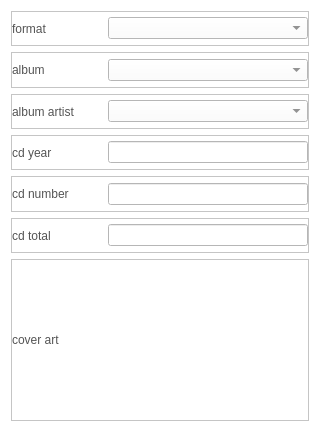
This is CaX/dialog/cdripinfo.ui in fsest4u/CaX_03 as Qt 5 draws it before an edit. The edited form follows.
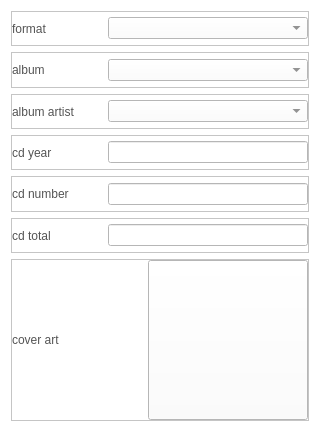
This is the edited form. Icons and pictures are not drawn.

Commit message: [music db] add to function search cover art

What changed in the file:
```diff
--- a/CaX/dialog/cdripinfo.ui
+++ b/CaX/dialog/cdripinfo.ui
@@ -367,7 +367,7 @@
        </widget>
       </item>
       <item>
-       <widget class="QLabel" name="labelCoverArt">
+       <widget class="QPushButton" name="btnCoverArt">
         <property name="minimumSize">
          <size>
           <width>160</width>
@@ -381,12 +381,12 @@
          </size>
         </property>
         <property name="styleSheet">
-         <string notr="true">QLabel
+         <string notr="true">QPushButton
 {
   border-image: url(&quot;:/resource/playlist-img160-albumart-h@3x.png&quot;);
 }
 
-QLabel:hover
+QPushButton:hover
 {
   border-image: url(&quot;:/resource/playlist-img160-albumart-h@3x.png&quot;);
 }</string>
```
The commit also changes 31 other files.
